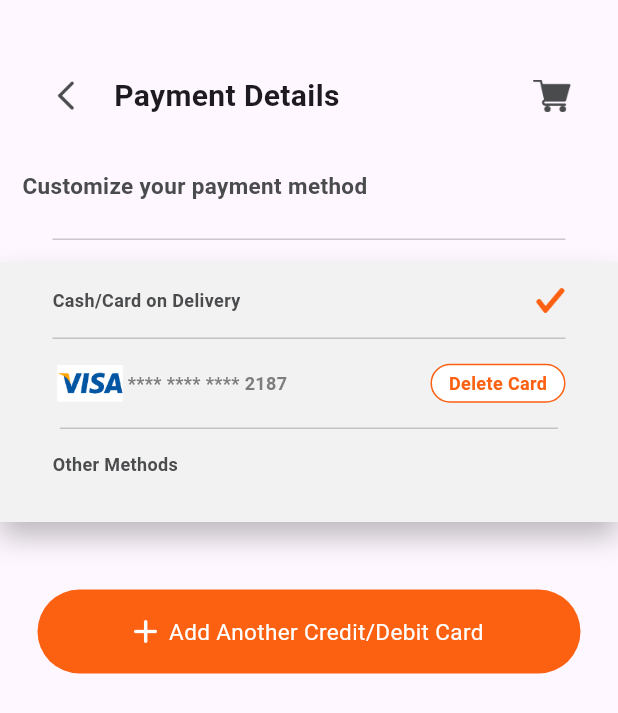
After one commit to asm2212/jegoli, a Flutter app: the MoreScreen screen opened directly, after a tap on "Payment Details", on a phone screen of 412 x 824 dp. The commit adds this screen. Shown: the top 713 px of the screen. Run offline on Flutter 3.47's test engine with Material 3 defaults, Android fonts, the phone set to English and light mode, and no system bars; our stand-ins replace flutter_rating_bar, image_picker; missing offline and left inert: otp_pin_field; Roboto replaces fonts that are missing (Metropolis).

Commit message:
Added PaymentDetailsScreen with dynamic card list, customizable payment methods, and integrated custom button components.

```diff
--- a/lib/co_widget/round_icon_button.dart
+++ b/lib/co_widget/round_icon_button.dart
@@ -7,12 +7,14 @@ class RoundIconButton extends StatelessWidget {
   final String icon;
   final Color color;
   final VoidCallback onPressed;
+  final double fontSize;
   const RoundIconButton(
       {super.key,
       required this.onPressed,
       required this.title,
       required this.icon,
-      required this.color
+      required this.color,
+      this.fontSize = 12
       });
 
   @override
@@ -39,7 +41,7 @@ class RoundIconButton extends StatelessWidget {
             Text(
               title,
               style: TextStyle(
-                  fontSize: 14,
+                  fontSize: fontSize,
                   fontWeight: FontWeight.w400,
                   color: ColorExtension.white),
             ),
--- a/lib/screens/more/more_screen.dart
+++ b/lib/screens/more/more_screen.dart
@@ -1,5 +1,7 @@
 import 'package:flutter/material.dart';
 import 'package:jegoli/common/color_extension.dart';
+import 'package:jegoli/screens/more/payment_details_screen.dart';
+
 
 class MoreScreen extends StatefulWidget {
   const MoreScreen({super.key});
@@ -14,31 +16,36 @@ class _MoreScreenState extends State<MoreScreen> {
       "index": "1",
       "name": "Payment Details",
       "image": "assets/images/more_payment.png",
-      "base": 0
+      "base": 0,
+      "screen": const PaymentDetailsScreen(), // Add screen navigation here
     },
     {
       "index": "2",
       "name": "My Orders",
       "image": "assets/images/more_my_order.png",
-      "base": 0
+      "base": 0,
+      // "screen": const MyOrdersScreen(), // Define this screen
     },
     {
       "index": "3",
       "name": "Notifications",
       "image": "assets/images/more_notification.png",
-      "base": 15
+      "base": 15,
+      // "screen": const NotificationsScreen(), // Define this screen
     },
     {
       "index": "4",
       "name": "Inbox",
       "image": "assets/images/more_inbox.png",
-      "base": 0
+      "base": 0,
+      // "screen": const InboxScreen(), // Define this screen
     },
     {
       "index": "5",
       "name": "About Us",
       "image": "assets/images/more_info.png",
-      "base": 0
+      "base": 0,
+      // "screen": const AboutUsScreen(), // Define this screen
     },
   ];
 
@@ -87,7 +94,17 @@ class _MoreScreenState extends State<MoreScreen> {
                   var mObj = moreArr[index] as Map? ?? {};
                   var countBase = mObj["base"] as int? ?? 0;
 
-                  return Stack(
+                  return InkWell(
+                    onTap: () {
+                      // Navigate to the respective screen
+                      Navigator.push(
+                        context,
+                        MaterialPageRoute(
+                          builder: (context) => mObj["screen"],
+                        ),
+                      );
+                    },
+                    child: Stack(
                       children: [
                         // Main content container
                         Container(
@@ -110,14 +127,14 @@ class _MoreScreenState extends State<MoreScreen> {
                                 width: 45,
                                 height: 45,
                                 decoration: const BoxDecoration(
-                                color: Colors.white, // Background color for circle
+                                  color: Colors.white,
                                   shape: BoxShape.circle,
                                 ),
                                 child: Padding(
                                   padding: const EdgeInsets.all(8.0),
                                   child: Image.asset(
                                     mObj["image"] ?? "",
-                                  width: 25, // Reduced image size
+                                    width: 25,
                                     height: 25,
                                     fit: BoxFit.contain,
                                   ),
@@ -141,14 +158,14 @@ class _MoreScreenState extends State<MoreScreen> {
                                   width: 25,
                                   height: 25,
                                   decoration: const BoxDecoration(
-                                  color: Colors.red, // Badge color
+                                    color: Colors.red,
                                     shape: BoxShape.circle,
                                   ),
                                   child: Center(
                                     child: Text(
                                       countBase.toString(),
                                       style: const TextStyle(
-                                      color: Colors.white, // Text color in badge
+                                        color: Colors.white,
                                         fontSize: 12,
                                         fontWeight: FontWeight.bold,
                                       ),
@@ -160,19 +177,20 @@ class _MoreScreenState extends State<MoreScreen> {
                         ),
                         // Positioned arrow outside the main container
                         Positioned(
-                        right: 10, // Adjust to move the arrow icon outside the container
-                        top: 32, // Adjust based on vertical alignment
+                          right: 10,
+                          top: 32,
                           child: Icon(
                             Icons.arrow_forward_ios,
                             size: 18,
-
                             color: ColorExtension.primaryText,
                           ),
                         ),
                       ],
+                    ),
                   );
                 },
               ),
+             const SizedBox(height:80),
             ],
           ),
         ),
--- /dev/null
+++ b/lib/screens/more/payment_details_screen.dart
@@ -0,0 +1,219 @@
+import 'package:flutter/material.dart';
+import 'package:jegoli/co_widget/round_button.dart';
+import 'package:jegoli/co_widget/round_icon_button.dart';
+import 'package:jegoli/common/color_extension.dart';
+
+class PaymentDetailsScreen extends StatefulWidget {
+  const PaymentDetailsScreen({super.key});
+
+  @override
+  State<PaymentDetailsScreen> createState() => _PaymentDetailsScreenState();
+}
+
+class _PaymentDetailsScreenState extends State<PaymentDetailsScreen> {
+  List cardArr = [
+    {
+      "icon": "assets/images/visa_icon.png",
+      "card" :"**** **** **** 2187",
+    }
+  ];
+
+  @override
+  Widget build(BuildContext context) {
+    return Scaffold(
+      body: SingleChildScrollView(
+        child: Padding(
+          padding: const EdgeInsets.symmetric(vertical: 20),
+          child: Column(
+            crossAxisAlignment: CrossAxisAlignment.start,
+            children: [
+              const SizedBox(height: 20),
+              Padding(
+                padding: const EdgeInsets.symmetric(horizontal: 20),
+                child: Row(
+                  children: [
+                    IconButton(
+                      onPressed: () {
+                        Navigator.pop(context);
+                      },
+                      icon: Image.asset(
+                        "assets/images/btn_back.png",
+                        width: 20,
+                        height: 20,
+                      ),
+                    ),
+                    const SizedBox(width: 8),
+                    const Expanded(
+                      child: Text(
+                        "Payment Details",
+                        style: TextStyle(
+                          fontSize: 20,
+                          fontWeight: FontWeight.bold,
+                        ),
+                        overflow: TextOverflow.ellipsis,
+                      ),
+                    ),
+                    IconButton(
+                      onPressed: () {
+                        // Implement shopping cart functionality
+                      },
+                      icon: Image.asset(
+                        "assets/images/shopping_cart.png",
+                        width: 25,
+                        height: 25,
+                      ),
+                    ),
+                  ],
+                ),
+              ),
+              Padding(
+                padding: const EdgeInsets.symmetric(horizontal: 15, vertical: 25),
+                child: Text(
+                  "Customize your payment method",
+                  style: TextStyle(
+                    fontSize: 15,
+                    color: ColorExtension.primaryText,
+                    fontWeight: FontWeight.w600,
+                  ),
+                  textAlign: TextAlign.center,
+                ),
+              ),
+              Padding(
+                padding: const EdgeInsets.symmetric(horizontal: 35),
+                child: Divider(
+                  color: ColorExtension.secondaryText.withOpacity(0.4),
+                  height: 1,
+                ),
+              ),
+              const SizedBox(height: 15),
+              Container(
+                decoration: BoxDecoration(
+                  color: ColorExtension.textfield,
+                  boxShadow: const [
+                    BoxShadow(color: Colors.black26, blurRadius: 15, offset: Offset(0, 10)),
+                  ],
+                ),
+                child: Column(
+                  children: [
+                    Padding(
+                      padding: const EdgeInsets.symmetric(vertical: 15, horizontal: 35),
+                      child: Row(
+                        mainAxisAlignment: MainAxisAlignment.spaceBetween,
+                        children: [
+                          Text(
+                            "Cash/Card on Delivery",
+                            style: TextStyle(
+                              fontSize: 12,
+                              color: ColorExtension.primaryText,
+                              fontWeight: FontWeight.w700,
+                            ),
+                          ),
+                          Image.asset(
+                            "assets/images/check.png",
+                            width: 20,
+                            height: 20,
+                          ),
+                        ],
+                      ),
+                    ),
+                    Padding(
+                      padding: const EdgeInsets.symmetric(horizontal: 35),
+                      child: Divider(
+                        color: ColorExtension.secondaryText.withOpacity(0.4),
+                        height: 1,
+                      ),
+                    ),
+                    ListView.builder(
+                      physics: const NeverScrollableScrollPhysics(),
+                      itemCount: cardArr.length,
+                      shrinkWrap: true,
+                      padding: EdgeInsets.zero,
+                      itemBuilder: (context, index) {
+                        var cObj = cardArr[index] as Map? ?? {};
+                        return Container(
+                          margin: const EdgeInsets.symmetric(vertical: 12, horizontal: 35),
+                          child: Row(
+                            children: [
+                              Image.asset(
+                                cObj["icon"].toString(),
+                                width: 50,
+                                height: 35,
+                                fit: BoxFit.contain,
+                              ),
+
+                              Expanded(
+                                child: Text(
+                                  cObj["card"],
+                                  style: TextStyle(
+                                    fontSize: 12,
+                                    color: ColorExtension.secondaryText,
+                                    fontWeight: FontWeight.w600,
+                                  ),
+                                ),
+                              ),
+                              SizedBox(
+                                width: 90,
+                                height: 26,
+                                child: RoundButton(
+                                  onPressed: () {
+                                    setState(() {
+                                      cardArr.removeAt(index);
+                                    });
+                                  },
+                                  title: "Delete Card",
+                                  fontSize: 12,
+                                  type: RoundButtonType.textPrimary,
+                                ),
+                              ),
+                            ],
+                          ),
+                        );
+                      },
+                    ),
+                    Padding(
+                      padding: const EdgeInsets.symmetric(horizontal: 40),
+                      child: Divider(
+                        color: ColorExtension.secondaryText.withOpacity(0.4),
+                        height: 1,
+                      ),
+                    ),
+                    Padding(
+                      padding: const EdgeInsets.symmetric(vertical: 15, horizontal: 35),
+                      child: Row(
+                        children: [
+                          Text(
+                            "Other Methods",
+                            style: TextStyle(
+                              fontSize: 12,
+                              color: ColorExtension.primaryText,
+                              fontWeight: FontWeight.w700,
+                            ),
+                          ),
+                        ],
+                      ),
+                    ),
+                    const SizedBox(height: 15),
+                  ],
+                ),
+              ),
+              const SizedBox(height: 45),
+              Padding(
+                padding: const EdgeInsets.symmetric(horizontal: 25),
+                child: RoundIconButton(
+                  onPressed: () {
+                    // Add card functionality
+                  },
+                  title: "Add Another Credit/Debit Card",
+                  icon: "assets/images/add.png",
+                  color: ColorExtension.primary,
+                  fontSize: 15,
+                ),
+              ),
+              const SizedBox(height: 20),
+            ],
+          ),
+        ),
+      ),
+    );
+  }
+}
```
Also changed, not shown: assets/images/add.png (added), assets/images/check.png (added). Lines whose indentation alone changed are shown as unchanged.
